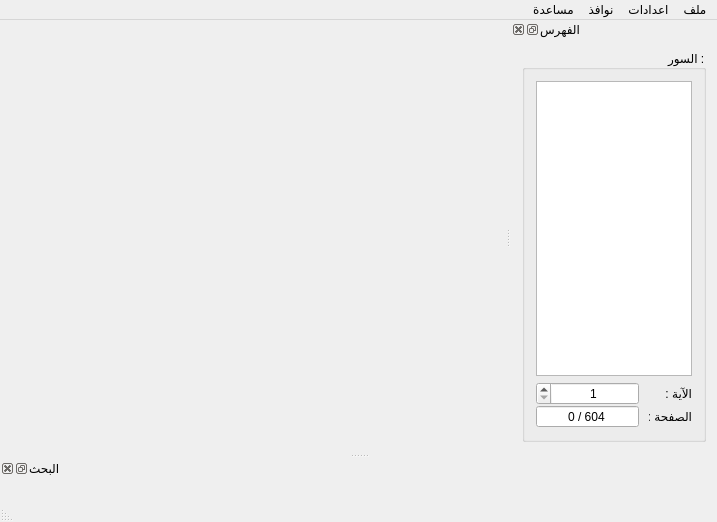
Above: src/ui/mainwindow.ui from boussouira/moltaqa before the change. Below: the same form after it.
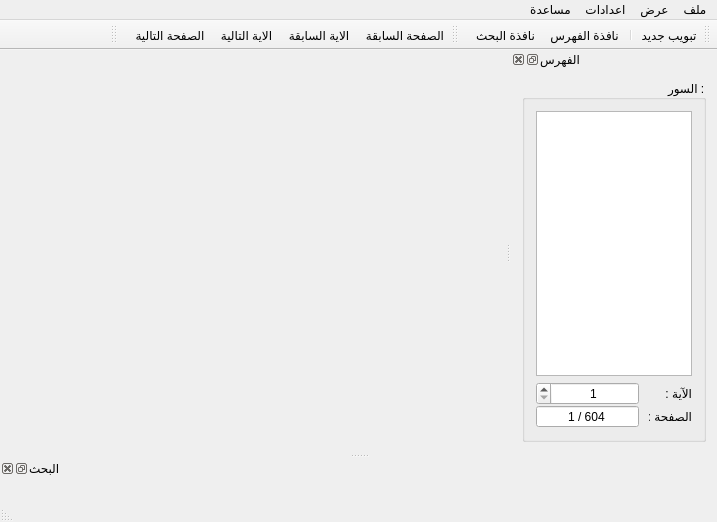
That is the form after the change. Icons and pictures are not drawn.

Commit message: Adding a tool bar to the main window

Patch:
```diff
--- a/src/ui/mainwindow.ui
+++ b/src/ui/mainwindow.ui
@@ -66,14 +66,14 @@
    </widget>
    <widget class="QMenu" name="menu_2">
     <property name="title">
-     <string>نوافذ</string>
+     <string>عرض</string>
     </property>
     <addaction name="actionIndexDock"/>
     <addaction name="actionSearchDock"/>
    </widget>
    <addaction name="menuFile"/>
-   <addaction name="menu"/>
    <addaction name="menu_2"/>
+   <addaction name="menu"/>
    <addaction name="menuHelp"/>
   </widget>
   <widget class="QStatusBar" name="statusBar"/>
@@ -191,13 +191,13 @@
              <string> / 604</string>
             </property>
             <property name="minimum">
-             <number>0</number>
+             <number>1</number>
             </property>
             <property name="maximum">
              <number>604</number>
             </property>
             <property name="value">
-             <number>0</number>
+             <number>1</number>
             </property>
            </widget>
           </item>
@@ -227,6 +227,47 @@
     </layout>
    </widget>
   </widget>
+  <widget class="QToolBar" name="toolBarGeneral">
+   <property name="windowTitle">
+    <string>عام</string>
+   </property>
+   <attribute name="toolBarArea">
+    <enum>TopToolBarArea</enum>
+   </attribute>
+   <attribute name="toolBarBreak">
+    <bool>false</bool>
+   </attribute>
+   <addaction name="actionNewTab"/>
+   <addaction name="separator"/>
+   <addaction name="actionIndexDock"/>
+   <addaction name="actionSearchDock"/>
+  </widget>
+  <widget class="QToolBar" name="toolBarNavigation">
+   <property name="windowTitle">
+    <string>التنقل</string>
+   </property>
+   <attribute name="toolBarArea">
+    <enum>TopToolBarArea</enum>
+   </attribute>
+   <attribute name="toolBarBreak">
+    <bool>false</bool>
+   </attribute>
+   <addaction name="actionPrevPage"/>
+   <addaction name="actionPrevAYA"/>
+   <addaction name="actionNextAYA"/>
+   <addaction name="actionNextPage"/>
+  </widget>
+  <widget class="QToolBar" name="toolBarTafesir">
+   <property name="windowTitle">
+    <string>التفاسير</string>
+   </property>
+   <attribute name="toolBarArea">
+    <enum>TopToolBarArea</enum>
+   </attribute>
+   <attribute name="toolBarBreak">
+    <bool>false</bool>
+   </attribute>
+  </widget>
   <action name="actionExit">
    <property name="text">
     <string>الخروج</string>
@@ -306,6 +347,54 @@
     <string>فتح تبويب جديد</string>
    </property>
   </action>
+  <action name="actionNextAYA">
+   <property name="icon">
+    <iconset>
+     <normaloff>:/menu/images/go-first.png</normaloff>:/menu/images/go-first.png</iconset>
+   </property>
+   <property name="text">
+    <string>الاية التالية</string>
+   </property>
+   <property name="toolTip">
+    <string>الاية التالية</string>
+   </property>
+  </action>
+  <action name="actionNextPage">
+   <property name="icon">
+    <iconset>
+     <normaloff>:/menu/images/go-previous.png</normaloff>:/menu/images/go-previous.png</iconset>
+   </property>
+   <property name="text">
+    <string>الصفحة التالية</string>
+   </property>
+   <property name="toolTip">
+    <string>الصفحة التالية</string>
+   </property>
+  </action>
+  <action name="actionPrevAYA">
+   <property name="icon">
+    <iconset>
+     <normaloff>:/menu/images/go-last.png</normaloff>:/menu/images/go-last.png</iconset>
+   </property>
+   <property name="text">
+    <string>الاية السابقة</string>
+   </property>
+   <property name="toolTip">
+    <string>الاية السابقة</string>
+   </property>
+  </action>
+  <action name="actionPrevPage">
+   <property name="icon">
+    <iconset>
+     <normaloff>:/menu/images/go-next.png</normaloff>:/menu/images/go-next.png</iconset>
+   </property>
+   <property name="text">
+    <string>الصفحة السابقة</string>
+   </property>
+   <property name="toolTip">
+    <string>الصفحة السابقة</string>
+   </property>
+  </action>
  </widget>
  <layoutdefault spacing="6" margin="11"/>
  <resources>
```
Left out of the diff: 34 changed lines with no effect on the pictures. The commit also changes 15 other files.
